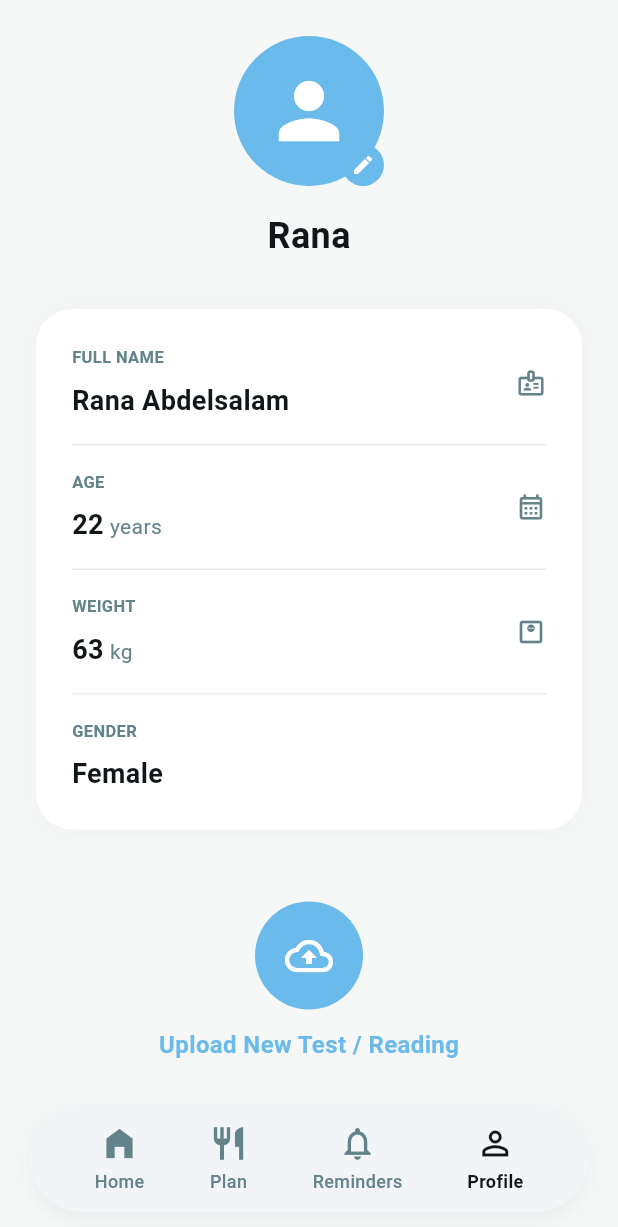
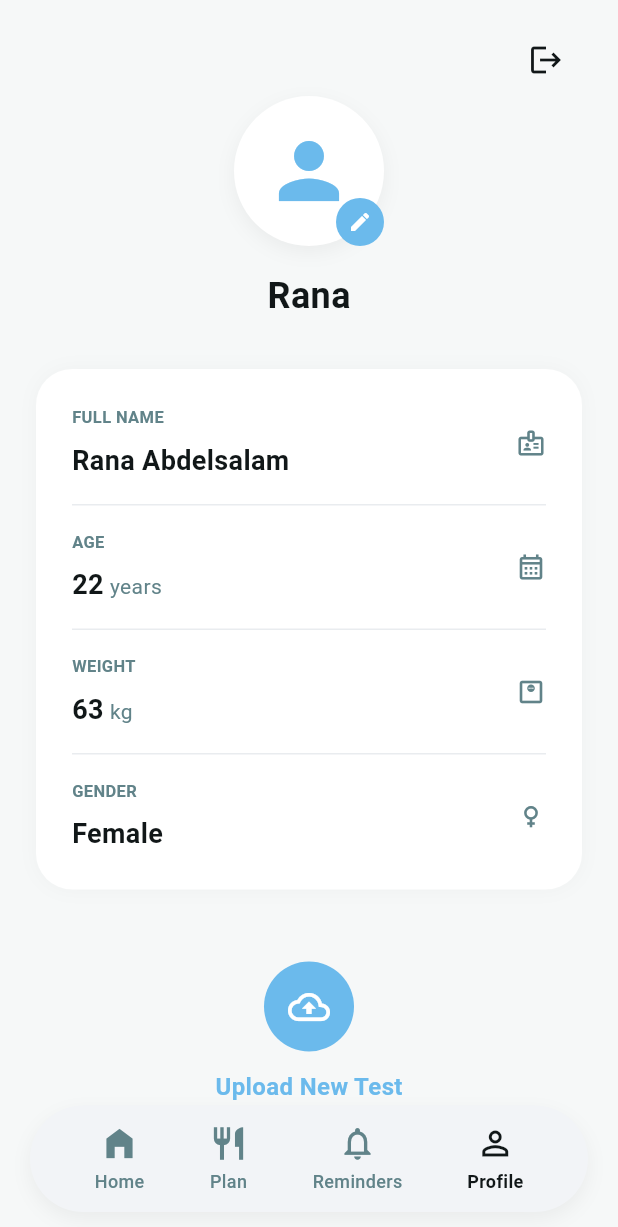
Before and after one commit to RanaAbdelsalamm/Sokar, a Flutter app: the DashboardScreen screen opened directly, item 4 of the bottom bar chosen, on a phone screen of 412 x 824 dp. Shown: the top 1227 px of the screen. Run offline on Flutter 3.47's test engine with Material 3 defaults, Android fonts, the phone set to English and light mode, and no system bars; our stand-ins replace fl_chart; missing offline and left inert: tflite_flutter.

Commit message:
refactor: reposition logout button with confirmation dialog and refine UI
Co-authored-by: Copilot <copilot@github.com>

```diff
--- a/lib/screens/profile_screen.dart
+++ b/lib/screens/profile_screen.dart
@@ -2,7 +2,7 @@ import 'package:flutter/material.dart';
 import 'package:flutter/services.dart';
 import '../constants/app_colors.dart';
 import 'upload_file_screen.dart';
-import 'login_screen.dart'; // <--- الاستدعاء بتاع صفحة اللوجين
+import 'login_screen.dart';
 
 class ProfileScreen extends StatefulWidget {
   const ProfileScreen({super.key});
@@ -16,7 +16,6 @@ class _ProfileScreenState extends State<ProfileScreen> {
   final String _fullName = "Rana Abdelsalam";
   final String _gender = "Female";
 
-  // الأرقام اتحدثت لتطابق التصميم
   int _age = 22;
   int _weight = 63;
 
@@ -62,32 +61,96 @@ class _ProfileScreenState extends State<ProfileScreen> {
     );
   }
 
+  void _showLogoutDialog(BuildContext context) {
+    showDialog(
+      context: context,
+      builder: (context) {
+        return AlertDialog(
+          shape: RoundedRectangleBorder(borderRadius: BorderRadius.circular(20)),
+          title: const Text('Log Out', style: TextStyle(fontWeight: FontWeight.bold, color: AppColors.textMainTitle)),
+          content: const Text(
+            'Are you sure you want to log out?',
+            style: TextStyle(color: AppColors.textSubtitle, fontSize: 15),
+          ),
+          actions: [
+            TextButton(
+              onPressed: () => Navigator.pop(context),
+              child: const Text('No', style: TextStyle(color: AppColors.textSubtitle, fontWeight: FontWeight.bold)),
+            ),
+            ElevatedButton(
+              onPressed: () {
+                Navigator.of(context).pushAndRemoveUntil(
+                  MaterialPageRoute(builder: (context) => const LoginScreen()),
+                  (Route<dynamic> route) => false,
+                );
+              },
+              style: ElevatedButton.styleFrom(
+                backgroundColor: Colors.red,
+                shape: RoundedRectangleBorder(borderRadius: BorderRadius.circular(12)),
+                elevation: 0,
+              ),
+              child: const Text('Yes', style: TextStyle(color: Colors.white, fontWeight: FontWeight.bold)),
+            ),
+          ],
+        );
+      },
+    );
+  }
+
+  void _openGallery() {
+    debugPrint("Gallery picker triggered");
+  }
+
   @override
   Widget build(BuildContext context) {
     return Container(
       color: AppColors.backgroundLight,
       child: SafeArea(
         child: SingleChildScrollView(
-          padding: const EdgeInsets.symmetric(horizontal: 24.0, vertical: 24.0),
+          child: Padding(
+            padding: const EdgeInsets.symmetric(horizontal: 24.0, vertical: 16.0),
             child: Column(
               crossAxisAlignment: CrossAxisAlignment.center,
               children: [
+                Align(
+                  alignment: Alignment.topRight,
+                  child: IconButton(
+                    icon: const Icon(Icons.logout, color: AppColors.textMainTitle, size: 24),
+                    padding: EdgeInsets.zero,
+                    constraints: const BoxConstraints(),
+                    onPressed: () => _showLogoutDialog(context),
+                  ),
+                ),
+
                 Stack(
                   alignment: Alignment.bottomRight,
                   children: [
                     Container(
                       width: 100,
                       height: 100,
+                      decoration: BoxDecoration(
+                        color: Colors.white,
+                        shape: BoxShape.circle,
+                        boxShadow: [
+                          BoxShadow(
+                            color: Colors.black.withValues(alpha: 0.05),
+                            blurRadius: 10,
+                            offset: const Offset(0, 4),
+                          )
+                        ],
+                      ),
+                      child: const Icon(Icons.person, size: 60, color: AppColors.primaryBlue),
+                    ),
+                    GestureDetector(
+                      onTap: _openGallery,
+                      child: Container(
+                        padding: const EdgeInsets.all(8),
                         decoration: const BoxDecoration(
-                      color: AppColors.chartLineBlue,
+                          color: AppColors.primaryBlue,
                           shape: BoxShape.circle,
                         ),
-                    child: const Icon(Icons.person, size: 60, color: Colors.white),
+                        child: const Icon(Icons.edit, color: Colors.white, size: 16),
                       ),
-                  Container(
-                    padding: const EdgeInsets.all(6),
-                    decoration: const BoxDecoration(color: AppColors.primaryBlue, shape: BoxShape.circle),
-                    child: const Icon(Icons.edit, color: Colors.white, size: 16),
                     ),
                   ],
                 ),
@@ -122,10 +185,16 @@ class _ProfileScreenState extends State<ProfileScreen> {
                       ),
                       const Padding(padding: EdgeInsets.symmetric(vertical: 16), child: Divider(color: AppColors.bgTabInactive, height: 1)),
 
-                    _buildInfoRow(title: 'GENDER', value: _gender, icon: null, isEditable: false),
+                      _buildInfoRow(
+                        title: 'GENDER',
+                        value: _gender,
+                        icon: _gender.toLowerCase() == 'female' ? Icons.female : Icons.male,
+                        isEditable: false
+                      ),
                     ],
                   ),
                 ),
+
                 const SizedBox(height: 48),
 
                 GestureDetector(
@@ -135,36 +204,25 @@ class _ProfileScreenState extends State<ProfileScreen> {
                   child: Column(
                     children: [
                       Container(
-                      padding: const EdgeInsets.all(20),
+                        padding: const EdgeInsets.all(16),
                         decoration: const BoxDecoration(color: AppColors.chartLineBlue, shape: BoxShape.circle),
-                      child: const Icon(Icons.cloud_upload_outlined, color: Colors.white, size: 32),
+                        child: const Icon(Icons.cloud_upload_outlined, color: Colors.white, size: 28),
                       ),
                       const SizedBox(height: 12),
-                    const Text('Upload New Test / Reading', style: TextStyle(color: AppColors.chartLineBlue, fontWeight: FontWeight.bold, fontSize: 16)),
+                      const Text('Upload New Test', style: TextStyle(color: AppColors.chartLineBlue, fontWeight: FontWeight.bold, fontSize: 16)),
+                      const SizedBox(height: 8),
+                      const Text(
+                        'Your data is encrypted and used only for your insights.',
+                        textAlign: TextAlign.center,
+                        style: TextStyle(fontSize: 11, color: AppColors.textSubtitle),
+                      ),
                     ],
                   ),
                 ),
+
                 const SizedBox(height: 40),
-
-              // تعديل اللينك عشان يودي لصفحة اللوجين الصح
-              GestureDetector(
-                onTap: () {
-                  Navigator.of(context).pushAndRemoveUntil(
-                    MaterialPageRoute(builder: (context) => const LoginScreen()),
-                    (Route<dynamic> route) => false,
-                  );
-                },
-                child: Row(
-                  mainAxisAlignment: MainAxisAlignment.center,
-                  children: const [
-                    Icon(Icons.logout, color: AppColors.textMainTitle),
-                    SizedBox(width: 8),
-                    Text('Log Out', style: TextStyle(color: AppColors.textMainTitle, fontWeight: FontWeight.bold, fontSize: 16)),
               ],
             ),
-              ),
-              const SizedBox(height: 120),
-            ],
           ),
         ),
       ),
```
Lines whose indentation alone changed are shown as unchanged.
